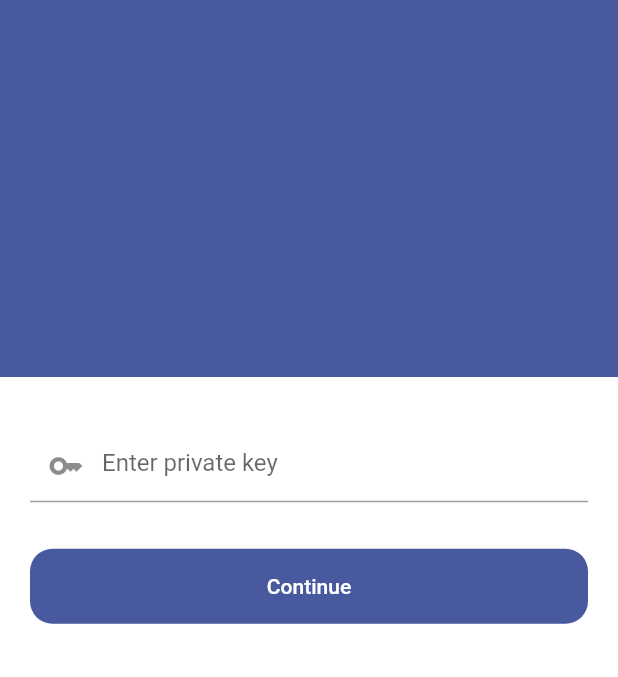
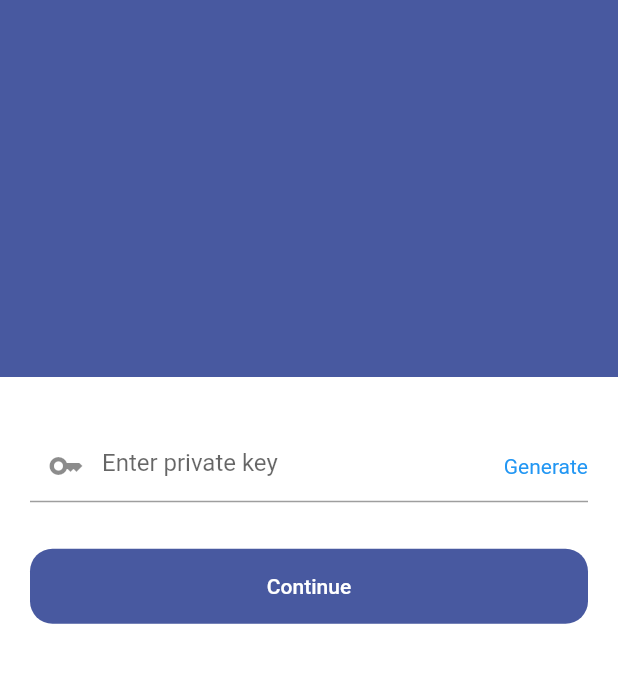
Before and after one commit to iWOLFSTEIN/Blockchain-Decentralized-Storage-App-Flutter, a Flutter app: the screen it shows after launch, on a phone screen of 412 x 824 dp, the part 559-1236 px from its top. Run offline on Flutter 3.47's test engine with Material 2 defaults, Android fonts, the phone set to English and light mode, and no system bars; our stand-ins replace file_picker, sqflite; missing offline and left inert: grpc, protobuf, web3dart; accounts and stored records are empty.

Commit message:
blockchain added

```diff
--- a/lib/Screens/home.dart
+++ b/lib/Screens/home.dart
@@ -1,5 +1,5 @@
 import 'dart:io';
-import 'package:blockchain_decentralized_storage_system/Screens/profile.dart';
+import 'package:blockchain_decentralized_storage_system/screens/profile.dart';
 import 'package:blockchain_decentralized_storage_system/Services/upload_file.dart';
 import 'package:blockchain_decentralized_storage_system/Utils/dimensions.dart';
 import 'package:file_picker/file_picker.dart';
--- a/lib/Screens/intro.dart
+++ b/lib/Screens/intro.dart
@@ -1,16 +1,95 @@
-import 'package:blockchain_decentralized_storage_system/Screens/home.dart';
+import 'dart:math';
+
+import 'package:blockchain_decentralized_storage_system/provider/database_provider.dart';
+import 'package:blockchain_decentralized_storage_system/screens/home.dart';
 import 'package:flutter/material.dart';
+import 'package:provider/provider.dart';
+import 'package:web3dart/crypto.dart';
+import 'package:web3dart/web3dart.dart';
 
-class Intro extends StatelessWidget {
+class Intro extends StatefulWidget {
   const Intro({super.key});
 
+  @override
+  State<Intro> createState() => _IntroState();
+}
+
+class _IntroState extends State<Intro> {
+  final privateKeyController = TextEditingController();
+  final nameController = TextEditingController();
+  final pageController = PageController(initialPage: 0);
   @override
   Widget build(BuildContext context) {
     return Scaffold(
       body: SafeArea(
           child: Column(
         children: [
-          Expanded(
+          logoArea(),
+          Container(
+            height: 200,
+            width: double.infinity,
+            color: Colors.white,
+            child: PageView(
+                controller: pageController,
+                physics: NeverScrollableScrollPhysics(),
+                children: [
+                  privateKeyPage(context),
+                  namePage(context),
+                ]),
+          )
+        ],
+      )),
+    );
+  }
+
+  Widget privateKeyPage(BuildContext context) {
+    return Padding(
+      padding: const EdgeInsets.all(20),
+      child: Column(
+        mainAxisAlignment: MainAxisAlignment.spaceAround,
+        children: [
+          textFieldPrivateKey(),
+          button(context, action: () {
+            if (privateKeyController.text != '') {
+              pageController.animateToPage(1,
+                  duration: Duration(milliseconds: 500),
+                  curve: Curves.fastOutSlowIn);
+            }
+          })
+        ],
+      ),
+    );
+  }
+
+  Widget namePage(BuildContext context) {
+    var databaseProvider = Provider.of<DatabaseProvider>(context);
+    return Padding(
+      padding: const EdgeInsets.all(20),
+      child: Column(
+        mainAxisAlignment: MainAxisAlignment.spaceAround,
+        children: [
+          textFieldName(),
+          button(context, action: () {
+            if (nameController.text != '') {
+              Map<String, dynamic> row = {
+                'name': nameController.text,
+                'privateKey': privateKeyController.text,
+                'time': DateTime.now().toString()
+              };
+              databaseProvider.addUserTableRow(row);
+              Navigator.pushAndRemoveUntil(
+                  context,
+                  MaterialPageRoute(builder: (context) => Home()),
+                  (route) => false);
+            } else {}
+          })
+        ],
+      ),
+    );
+  }
+
+  Expanded logoArea() {
+    return Expanded(
         child: Container(
       color: Color(0xFF4859A0),
       width: double.infinity,
@@ -40,48 +119,68 @@
           ),
         ],
       ),
-          )),
-          Container(
-            height: 200,
-            width: double.infinity,
-            color: Colors.white,
-            padding: EdgeInsets.all(20),
-            child: Column(
-              mainAxisAlignment: MainAxisAlignment.spaceAround,
-              children: [
-                TextField(
-                  decoration: InputDecoration(
-                      prefixIcon: Icon(Icons.key),
-                      hintText: 'Enter private key',
-                      suffix: Text(
-                        'Generate',
-                        style: TextStyle(color: Colors.blue),
-                      )),
-                ),
-                Container(
+    ));
+  }
+
+  Container button(BuildContext context, {action}) {
+    return Container(
       height: 50,
       width: double.infinity,
       decoration: BoxDecoration(
           color: Color(0xFF4859A0),
           borderRadius: BorderRadius.all(Radius.circular(15))),
       child: TextButton(
-                    onPressed: () {
-                      Navigator.pushAndRemoveUntil(
-                          context,
-                          MaterialPageRoute(builder: (context) => Home()),
-                          (route) => false);
-                    },
+        onPressed: action,
         child: Text(
           'Continue',
           style: TextStyle(color: Colors.white),
         ),
       ),
-                )
-              ],
+    );
+  }
+
+  TextField textFieldPrivateKey() {
+    return TextField(
+      controller: privateKeyController,
+      obscureText: true,
+      decoration: InputDecoration(
+        prefixIcon: Icon(Icons.key),
+        hintText: 'Enter private key',
+        suffixIcon: GestureDetector(
+          onTap: () {
+            var rng = Random.secure();
+            EthPrivateKey randomKey;
+            String privateKey;
+            while (true) {
+              randomKey = EthPrivateKey.createRandom(rng);
+              privateKey = bytesToHex(randomKey.privateKey);
+              if (privateKey.length == 64) {
+                break;
+              }
+            }
+            print(privateKey);
+            print(privateKey.length);
+            setState(() {
+              privateKeyController.text = privateKey;
+            });
+          },
+          child: Text(
+            'Generate',
+            style: TextStyle(color: Colors.blue),
           ),
-          )
-        ],
-      )),
+        ),
+        suffixIconConstraints: BoxConstraints(minWidth: 0, minHeight: 0),
+      ),
+    );
+  }
+
+  TextField textFieldName() {
+    return TextField(
+      controller: nameController,
+      decoration: InputDecoration(
+        prefixIcon: Icon(Icons.person),
+        hintText: 'Enter your name',
+      ),
     );
   }
 }
--- /dev/null
+++ b/lib/Services/database_helper.dart
@@ -0,0 +1,74 @@
+import 'dart:io';
+
+import 'package:flutter/material.dart';
+import 'package:path_provider/path_provider.dart';
+import 'package:sqflite/sqflite.dart';
+import 'package:flutter/cupertino.dart';
+import 'package:path/path.dart';
+
+class DatabaseHelper with ChangeNotifier {
+  static final _databaseName = "MyDatabase.db";
+  static final _databaseVersion = 1;
+
+  static final table = 'user';
+  static final columnId = 'id';
+  static final columnName = 'name';
+  static final columnPrivateKey = 'privateKey';
+  static final columnTime = 'time';
+
+  // make this a singleton class
+  DatabaseHelper._privateConstructor();
+  static final DatabaseHelper instance = DatabaseHelper._privateConstructor();
+
+  // only have a single app-wide reference to the database
+  static Database? _database;
+  Future<Database> get database async {
+    if (_database != null) return _database!;
+    // lazily instantiate the db the first time it is accessed
+    _database = await _initDatabase();
+    return _database!;
+  }
+
+  DatabaseHelper() {
+    _initDatabase();
+  }
+
+  // this opens the database (and creates it if it doesn't exist)
+  _initDatabase() async {
+    Directory documentsDirectory = await getApplicationDocumentsDirectory();
+    String path = join(documentsDirectory.path, _databaseName);
+    return await openDatabase(path,
+        version: _databaseVersion, onCreate: _onCreate);
+  }
+
+  // SQL code to create the database table
+  Future _onCreate(Database db, int version) async {
+    await db.execute('''
+          CREATE TABLE $table (
+            $columnId INTEGER PRIMARY KEY AUTOINCREMENT NOT NULL,
+            $columnName TEXT NOT NULL,
+            $columnPrivateKey TEXT NOT NULL,
+            $columnTime TEXT NOT NULL
+          )
+          ''');
+    notifyListeners();
+  }
+
+  // Helper methods
+  // Inserts a row in the database where each key in the Map is a column name
+  // and the value is the column value. The return value is the id of the
+  // inserted row.
+  Future<int> insertChildren(Map<String, dynamic> row) async {
+    Database db = await instance.database;
+    var rowId = await db.insert(table, row);
+
+    return rowId;
+  }
+
+  // All of the rows are returned as a list of maps, where each map is
+  // a key-value list of columns.
+  Future<List<Map<String, dynamic>>> queryAllChildrenRows() async {
+    Database db = await instance.database;
+    return await db.query(table);
+  }
+}
--- /dev/null
+++ b/lib/Utils/constants.dart
@@ -0,0 +1,5 @@
+var HTTP_URL =
+    "https://eth-goerli.g.alchemy.com/v2/OuMq8HwslJqLDUsRGYmo2MovEOgnrIiT";
+var WS_URL =
+    "wss://eth-goerli.g.alchemy.com/v2/OuMq8HwslJqLDUsRGYmo2MovEOgnrIiT";
+var API_KEY = "OuMq8HwslJqLDUsRGYmo2MovEOgnrIiT";
--- a/lib/main.dart
+++ b/lib/main.dart
@@ -1,17 +1,18 @@
-import 'package:blockchain_decentralized_storage_system/Screens/home.dart';
-import 'package:blockchain_decentralized_storage_system/Screens/intro.dart';
-import 'package:blockchain_decentralized_storage_system/src/generated/connection.pbgrpc.dart';
-import 'package:firebase_core/firebase_core.dart';
+import 'package:blockchain_decentralized_storage_system/provider/database_provider.dart';
+import 'package:blockchain_decentralized_storage_system/screens/home.dart';
+import 'package:blockchain_decentralized_storage_system/screens/intro.dart';
+import 'package:blockchain_decentralized_storage_system/services/database_helper.dart';
+import 'package:flutter/foundation.dart';
 import 'package:flutter/material.dart';
 import 'package:grpc/grpc.dart';
-import 'Services/client.dart';
+import 'package:provider/provider.dart';
 import 'firebase_options.dart';
 
 void main() async {
   WidgetsFlutterBinding.ensureInitialized();
-  await Firebase.initializeApp(
-    options: DefaultFirebaseOptions.currentPlatform,
-  );
+  // await Firebase.initializeApp(
+  //   options: DefaultFirebaseOptions.currentPlatform,
+  // );
   // var response;
   // try {
   //   response = await getRPCResponse();
@@ -29,12 +30,32 @@
   // This widget is the root of your application.
   @override
   Widget build(BuildContext context) {
+    return MultiProvider(
+      providers: [
+        // ChangeNotifierProvider(create: (context) => DataProvider()),
+        ChangeNotifierProvider(create: (context) => DatabaseHelper()),
+        ChangeNotifierProxyProvider<DatabaseHelper, DatabaseProvider>(
+            create: (context) => DatabaseProvider([], DatabaseHelper.instance),
+            update: (context, database, databaseProvider) =>
+                DatabaseProvider(databaseProvider!.items, database)),
+      ],
+      child: StartApp(),
+    );
+  }
+}
+
+class StartApp extends StatelessWidget {
+  const StartApp({super.key});
+
+  @override
+  Widget build(BuildContext context) {
+    var databaseProvider = Provider.of<DatabaseProvider>(context);
     return MaterialApp(
-      title: 'Flutter Demo',
+      title: 'Hyperspace',
       theme: ThemeData(
         primarySwatch: Colors.blue,
       ),
-      home: Intro(),
+      home: listEquals(databaseProvider.items, []) ? Intro() : Home(),
     );
   }
 }
--- /dev/null
+++ b/lib/provider/database_provider.dart
@@ -0,0 +1,24 @@
+import 'package:flutter/cupertino.dart';
+import '../services/database_helper.dart';
+
+class DatabaseProvider with ChangeNotifier {
+  DatabaseProvider(this._items, this.database) {
+    fetchAndSetData();
+  }
+
+  DatabaseHelper database;
+
+  List<Map<String, dynamic>> _items = [];
+  List<Map<String, dynamic>> get items => [..._items];
+
+  Future<void> fetchAndSetData() async {
+    final dataList = await database.queryAllChildrenRows();
+    _items = dataList;
+    notifyListeners();
+  }
+
+  addUserTableRow(row) async {
+    await database.insertChildren(row);
+    fetchAndSetData();
+  }
+}
--- a/lib/widgets/app_branding.dart
+++ b/lib/widgets/app_branding.dart
@@ -1,6 +1,6 @@
 import 'package:flutter/material.dart';
 
-import '../Screens/profile.dart';
+import '../screens/profile.dart';
 
 class AppBranding extends StatelessWidget {
   const AppBranding({
```
Also changed, not shown: lib/Screens/profile.dart (+63 -8 lines), lib/Services/upload_file.dart (+13 -13 lines), pubspec.yaml (+8 -3 lines), images/ether.png (added), lib/firebase_options.dart, pubspec.lock, 1 other file. Lines whose indentation alone changed are shown as unchanged.
